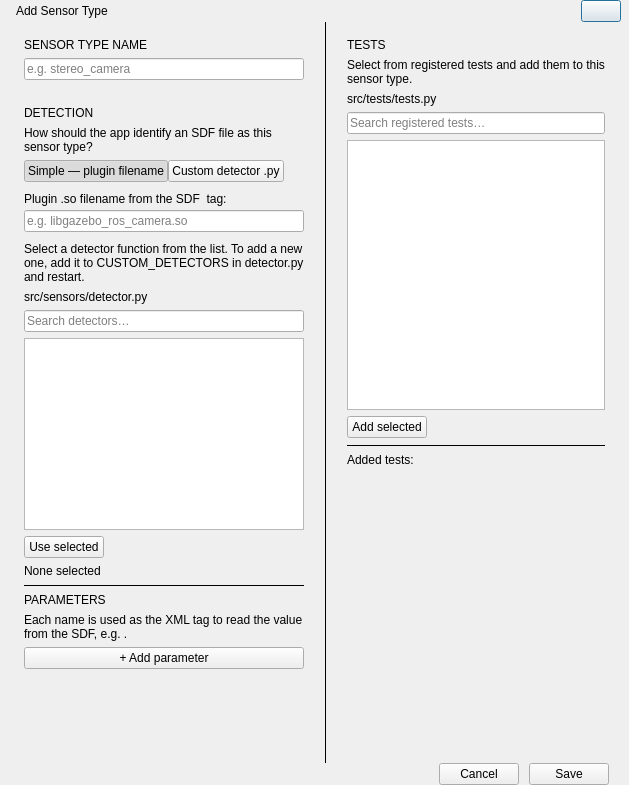
First picture: the form in front/qt/dialog_add_sensor_type.ui, repository Alexey-Nikolaevic-B/2042_sensor_testing, before the edit.
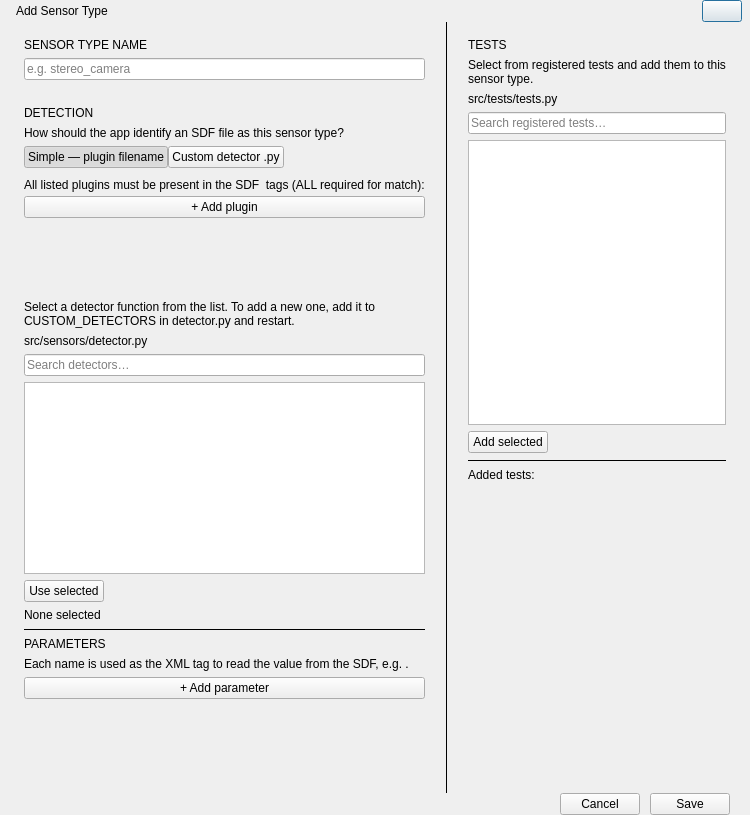
Second picture: the form after the edit.

Commit message: new way to add sensors

Diff of the .ui file:
```diff
--- a/front/qt/dialog_add_sensor_type.ui
+++ b/front/qt/dialog_add_sensor_type.ui
@@ -129,8 +129,30 @@
            <property name="topMargin"><number>4</number></property>
            <property name="rightMargin"><number>0</number></property>
            <property name="bottomMargin"><number>0</number></property>
-           <item><widget class="QLabel" name="lbl_plugin_hint"><property name="text"><string>Plugin .so filename from the SDF &lt;plugin&gt; tag:</string></property></widget></item>
-           <item><widget class="QLineEdit" name="inp_plugin"><property name="placeholderText"><string>e.g. libgazebo_ros_camera.so</string></property></widget></item>
+           <item><widget class="QLabel" name="lbl_plugin_hint"><property name="text"><string>All listed plugins must be present in the SDF &lt;plugin&gt; tags (ALL required for match):</string></property></widget></item>
+           <item>
+            <widget class="QPushButton" name="btn_add_plugin">
+             <property name="text"><string>+ Add plugin</string></property>
+            </widget>
+           </item>
+           <item>
+            <widget class="QScrollArea" name="scroll_plugins">
+             <property name="frameShape"><enum>QFrame::NoFrame</enum></property>
+             <property name="horizontalScrollBarPolicy"><enum>Qt::ScrollBarAlwaysOff</enum></property>
+             <property name="verticalScrollBarPolicy"><enum>Qt::ScrollBarAsNeeded</enum></property>
+             <property name="widgetResizable"><bool>true</bool></property>
+             <property name="maximumHeight"><number>120</number></property>
+             <widget class="QWidget" name="scroll_plugins_contents">
+              <layout class="QVBoxLayout" name="layout_plugins">
+               <property name="spacing"><number>2</number></property>
+               <property name="leftMargin"><number>0</number></property>
+               <property name="topMargin"><number>0</number></property>
+               <property name="rightMargin"><number>0</number></property>
+               <property name="bottomMargin"><number>0</number></property>
+              </layout>
+             </widget>
+            </widget>
+           </item>
           </layout>
          </widget>
         </item>
```
The commit also changes 8 other files.
